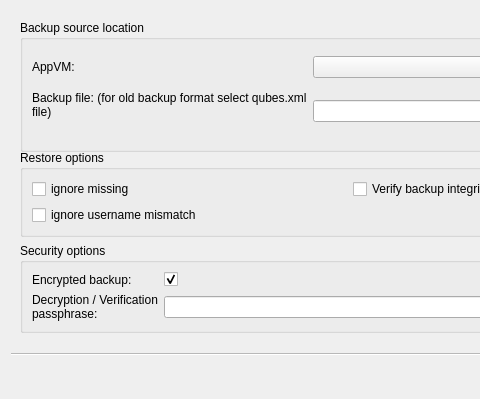
This is ui/restoredlg.ui in QubesOS/qubes-manager as Qt 5 draws it before an edit; both pictures show x 0 to 480 and y 0 to 399 of the 700 by 399 pixel window. The edited form follows.
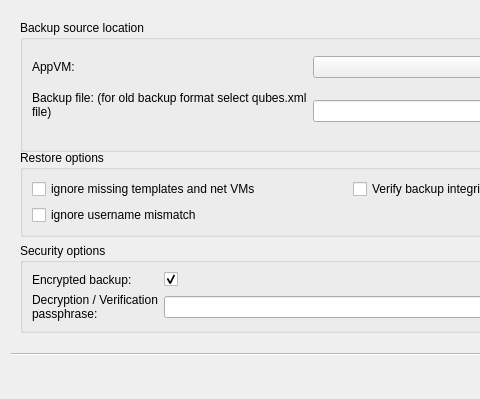
This is the edited form.

```diff
--- a/ui/restoredlg.ui
+++ b/ui/restoredlg.ui
@@ -52,7 +52,7 @@
           <string>Ignore missing templates or netvms, restore VMs anyway.</string>
          </property>
          <property name="text">
-          <string>ignore missing</string>
+          <string>ignore missing templates and net VMs</string>
          </property>
         </widget>
        </item>
```
